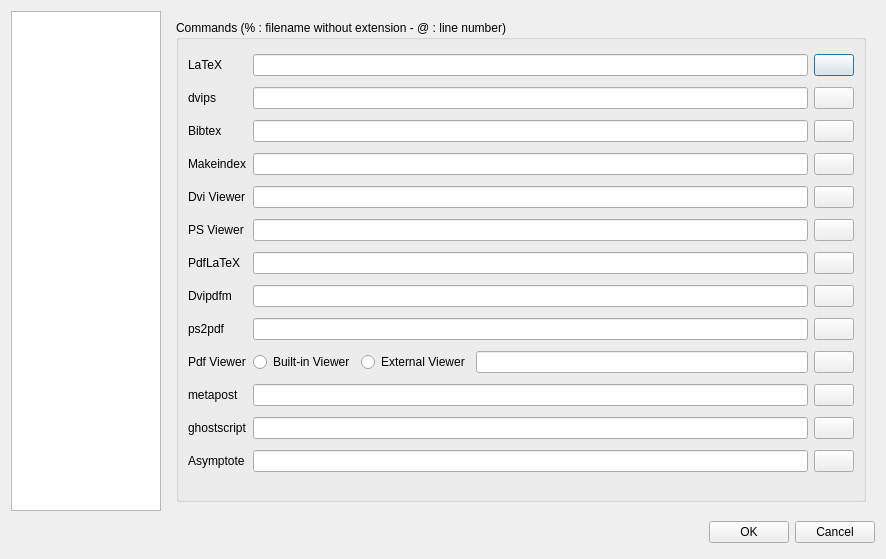
The window that configdialog.ui (orao/texmaker) describes before a commit, drawn with Qt 5.
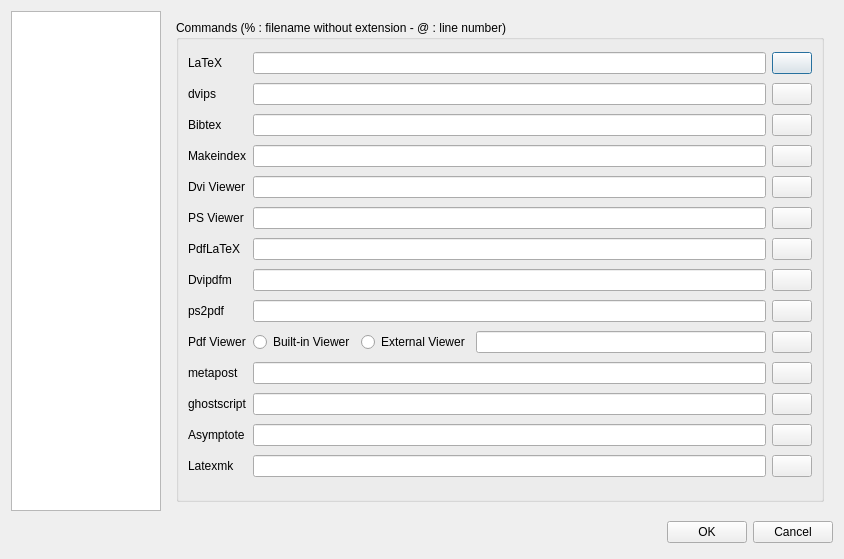
The same window after the commit. Icons and pictures are not drawn.

```diff
--- a/configdialog.ui
+++ b/configdialog.ui
@@ -6,8 +6,8 @@
    <rect>
     <x>0</x>
     <y>0</y>
-    <width>886</width>
-    <height>531</height>
+    <width>844</width>
+    <height>545</height>
    </rect>
   </property>
   <property name="windowTitle">
@@ -70,7 +70,7 @@
      </property>
      <widget class="QWidget" name="pt">
       <layout class="QGridLayout" name="gridLayout_5">
-       <item row="0" column="0">
+       <item row="1" column="0">
         <widget class="QGroupBox" name="groupBox">
          <property name="sizePolicy">
           <sizepolicy hsizetype="Expanding" vsizetype="Expanding">
@@ -466,6 +466,33 @@
             </property>
            </widget>
           </item>
+          <item row="13" column="0">
+           <widget class="QLabel" name="labelLatexmk">
+            <property name="text">
+             <string>Latexmk</string>
+            </property>
+           </widget>
+          </item>
+          <item row="13" column="1" colspan="3">
+           <widget class="QLineEdit" name="lineEditLatexmk"/>
+          </item>
+          <item row="13" column="4">
+           <widget class="QPushButton" name="pushButtonLatexmk">
+            <property name="text">
+             <string/>
+            </property>
+            <property name="icon">
+             <iconset resource="texmaker.qrc">
+              <normaloff>:/images/fileopen.png</normaloff>:/images/fileopen.png</iconset>
+            </property>
+            <property name="iconSize">
+             <size>
+              <width>16</width>
+              <height>16</height>
+             </size>
+            </property>
+           </widget>
+          </item>
          </layout>
         </widget>
        </item>
```
Left out of the diff: 18 changed lines with no effect on the pictures.
